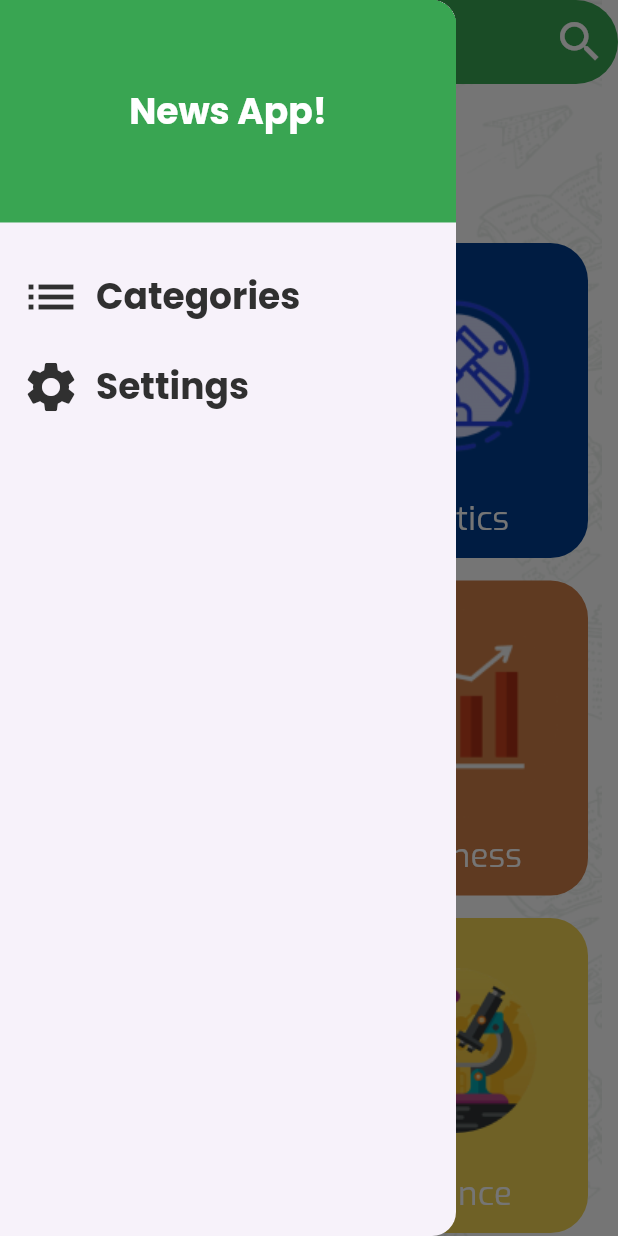
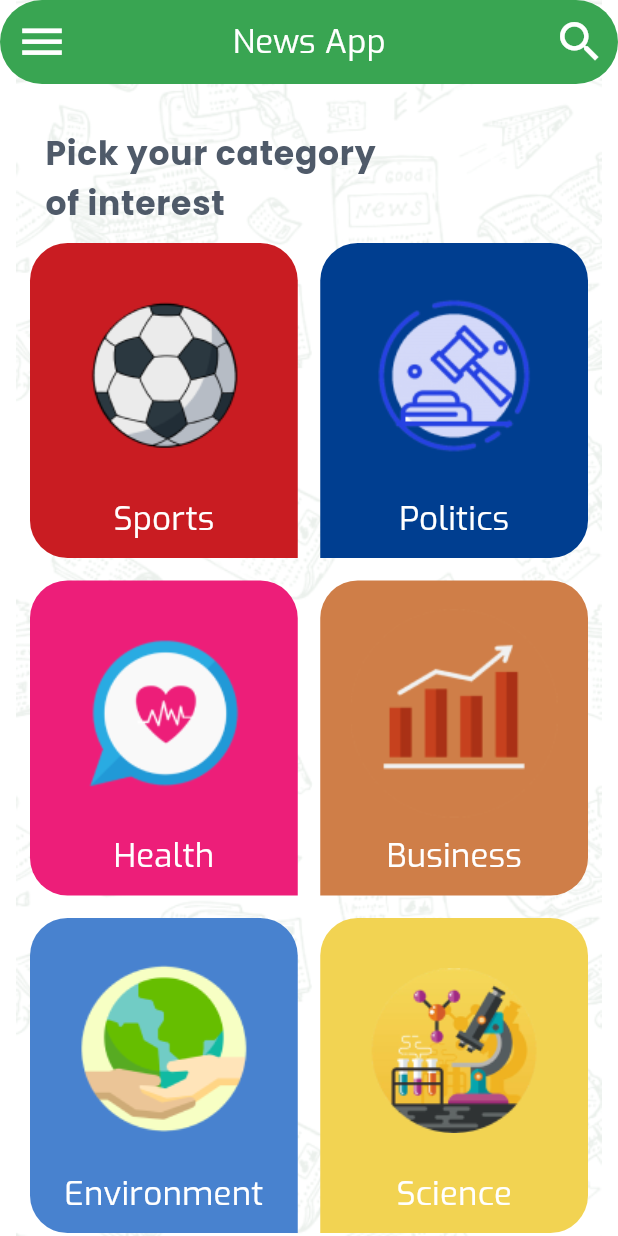
Before and after one commit to mostafamagde/news_app, a Flutter app: the screen it shows after launch, in the side drawer, after a tap on "Categories", on a phone screen of 412 x 824 dp. Run offline on Flutter 3.47's test engine with Material 3 defaults, Android fonts, the phone set to English and light mode, and no system bars; drawn by our look-alikes of bounce.

Commit message:
complete drawer logic ,categories tabBar witg categories from api

```diff
--- a/lib/core/config/Page_Routes.dart
+++ b/lib/core/config/Page_Routes.dart
@@ -1,4 +1,5 @@
 class PageRoutes{
   static const  String initial = "/";
   static const  String layout = "layout";
+  static const  String setting = "setting";
 }
--- a/lib/core/config/Route_Generator.dart
+++ b/lib/core/config/Route_Generator.dart
@@ -1,6 +1,5 @@
 import 'package:flutter/material.dart';
-
-
+import 'package:news_app/features/setting_view/pages/setting_view.dart';
 
 import '../../features/layout/pages/layout_view.dart';
 import '../../features/splash/pages/splash.dart';
@@ -20,6 +19,12 @@ class RouteGenerator {
           builder: (context) => const LayoutView(),
           settings: settings,
         );
+
+      case PageRoutes.setting:
+        return MaterialPageRoute(
+          builder: (context) => const SettingView(),
+          settings: settings,
+        );
       default:
         return MaterialPageRoute(
           builder: (context) => const Splash(),
--- /dev/null
+++ b/lib/core/config/constants.dart
@@ -0,0 +1,4 @@
+class Constants{
+  static const String domain = "newsapi.org";
+  static const String apiKey = "75c6c32dad1d41d2a90c92bc41c243d2";
+}
--- a/lib/core/theme/app_theme_manager.dart
+++ b/lib/core/theme/app_theme_manager.dart
@@ -40,6 +40,12 @@ class AppThemeManager {
           fontSize: 22,
           fontWeight: FontWeight.w700,
           fontFamily: "Poppins"),
+      bodySmall: TextStyle(
+        fontFamily: "Exo",
+        fontWeight: FontWeight.w400,
+        fontSize: 14,
+        color: ColorPallete.primaryLightColor,
+      ),
     ),
   );
 }
--- a/lib/features/layout/pages/layout_view.dart
+++ b/lib/features/layout/pages/layout_view.dart
@@ -1,10 +1,11 @@
-import 'dart:ui';
 
 import 'package:flutter/material.dart';
 import 'package:news_app/features/layout/widgets/custom_drawer.dart';
+import 'package:news_app/features/layout/widgets/selected_category_view.dart';
+import 'package:news_app/features/setting_view/pages/setting_view.dart';
 import 'package:news_app/models/category_data.dart';
 
-import '../widgets/category_view.dart';
+import '../widgets/category_item.dart';
 
 class LayoutView extends StatefulWidget {
   const LayoutView({super.key});
@@ -14,6 +15,7 @@ class LayoutView extends StatefulWidget {
 }
 
 class _LayoutViewState extends State<LayoutView> {
+  int counter = 0;
   List<CategoryData> categoryDataList = [
     CategoryData(
       categoryName: "Sports",
@@ -60,12 +62,26 @@ class _LayoutViewState extends State<LayoutView> {
       decoration: const BoxDecoration(
         color: Colors.white,
         image: DecorationImage(
-          image: AssetImage("assets/images/pattern.png"),
+          image: AssetImage(
+            "assets/images/pattern.png",
+          ),
         ),
       ),
       child: Scaffold(
-        drawer: const Drawer(
-          child: CustomDrawer(),
+        drawer: Drawer(
+          child: CustomDrawer(
+            onSettingClick: () {
+
+              setState(() {  counter=1;});
+              Navigator.pop(context);
+            },
+            onClick: () {
+              counter = 0;
+              selectedCategory = null;
+              setState(() {});
+              Navigator.pop(context);
+            },
+          ),
         ),
         appBar: AppBar(
           actions: [
@@ -76,18 +92,23 @@ class _LayoutViewState extends State<LayoutView> {
               ),
             ),
           ],
-          title: Text(
-            "News App",
+          title: Text(counter ==0?
+            selectedCategory == null
+                ? "News App"
+                : selectedCategory!.categoryName:"Settings",
             style: theme.textTheme.titleMedium,
           ),
         ),
-        body: Padding(
+        body: counter == 0
+            ? selectedCategory == null
+                ? Padding(
                     padding: const EdgeInsets.all(20),
                     child: Column(
                       crossAxisAlignment: CrossAxisAlignment.start,
                       children: [
                         Padding(
-                padding: const EdgeInsets.only(top: 10, left: 10, bottom: 10),
+                          padding: const EdgeInsets.only(
+                              top: 10, left: 10, bottom: 10),
                           child: Text(
                             """Pick your category
 of interest""",
@@ -97,12 +118,18 @@ of interest""",
                         Expanded(
                           child: GridView.builder(
                             clipBehavior: Clip.none,
-                  gridDelegate: const SliverGridDelegateWithFixedCrossAxisCount(
+                            gridDelegate:
+                                const SliverGridDelegateWithFixedCrossAxisCount(
                                     crossAxisCount: 2,
                                     crossAxisSpacing: 15,
                                     mainAxisSpacing: 15,
                                     childAspectRatio: .85),
-                  itemBuilder: (context, index) => CategoryView(
+                            itemBuilder: (context, index) => CategoryItem(
+                              onCategoryClick: (category) => setState(
+                                () {
+                                  selectedCategory = category;
+                                },
+                              ),
                               data: categoryDataList[index],
                               index: index,
                             ),
@@ -111,8 +138,14 @@ of interest""",
                         )
                       ],
                     ),
-        ),
+                  )
+                : SelectedCategoryView(
+                    data: selectedCategory!,
+                  )
+            : const SettingView(),
       ),
     );
   }
+
+  CategoryData? selectedCategory;
 }
--- /dev/null
+++ b/lib/features/layout/widgets/category_item.dart
@@ -0,0 +1,54 @@
+import 'package:flutter/material.dart';
+
+import '../../../models/category_data.dart';
+import 'package:bounce/bounce.dart';
+
+class CategoryItem extends StatelessWidget {
+  const CategoryItem({
+    super.key,
+    required this.data,
+    required this.index,
+    required this.onCategoryClick,
+  });
+
+  final int index;
+  final CategoryData data;
+  final void Function(CategoryData) onCategoryClick;
+
+  @override
+  Widget build(BuildContext context) {
+    var theme = Theme.of(context);
+    return Bounce(
+      onTap: () {
+        onCategoryClick(data);
+      },
+      child: Container(
+        padding: const EdgeInsets.all(10),
+        decoration: BoxDecoration(
+          color: data.categoryColor,
+          borderRadius: BorderRadius.only(
+            topLeft: const Radius.circular(25),
+            topRight: const Radius.circular(25),
+            bottomLeft: index % 2 == 0
+                ? const Radius.circular(25)
+                : const Radius.circular(0),
+            bottomRight: index % 2 == 0
+                ? const Radius.circular(0)
+                : const Radius.circular(25),
+          ),
+        ),
+        child: Column(
+          children: [
+            Expanded(
+              child: Image.asset(data.categoryImage),
+            ),
+            Text(
+              data.categoryName,
+              style: theme.textTheme.titleMedium,
+            )
+          ],
+        ),
+      ),
+    );
+  }
+}
--- a/lib/main.dart
+++ b/lib/main.dart
@@ -2,10 +2,12 @@ import 'package:flutter/material.dart';
 
 import 'core/config/Page_Routes.dart';
 import 'core/config/Route_Generator.dart';
+import 'core/network/api_manager.dart';
 import 'core/theme/app_theme_manager.dart';
 
 void main() {
   runApp(const MyApp());
+
 }
 
 class MyApp extends StatelessWidget {
--- a/pubspec.yaml
+++ b/pubspec.yaml
@@ -36,6 +36,7 @@ dependencies:
   # Use with the CupertinoIcons class for iOS style icons.
   cupertino_icons: ^1.0.6
   http: ^1.2.2
+  bounce: ^1.0.2
 
 dev_dependencies:
   flutter_test:
```
Also changed, not shown: lib/core/network/api_manager.dart (added, +23 -0 lines), lib/features/layout/widgets/category_view.dart (+41 -35 lines), lib/features/layout/widgets/custom_drawer.dart (+10 -3 lines), lib/features/layout/widgets/selected_category_view.dart (added, +41 -0 lines), lib/features/layout/widgets/tab_bar_item.dart (added, +42 -0 lines), lib/features/setting_view/pages/setting_view.dart (added, +10 -0 lines), lib/models/article_model.dart (added, +46 -0 lines), pubspec.lock, 1 other file. Lines whose indentation alone changed are shown as unchanged.
